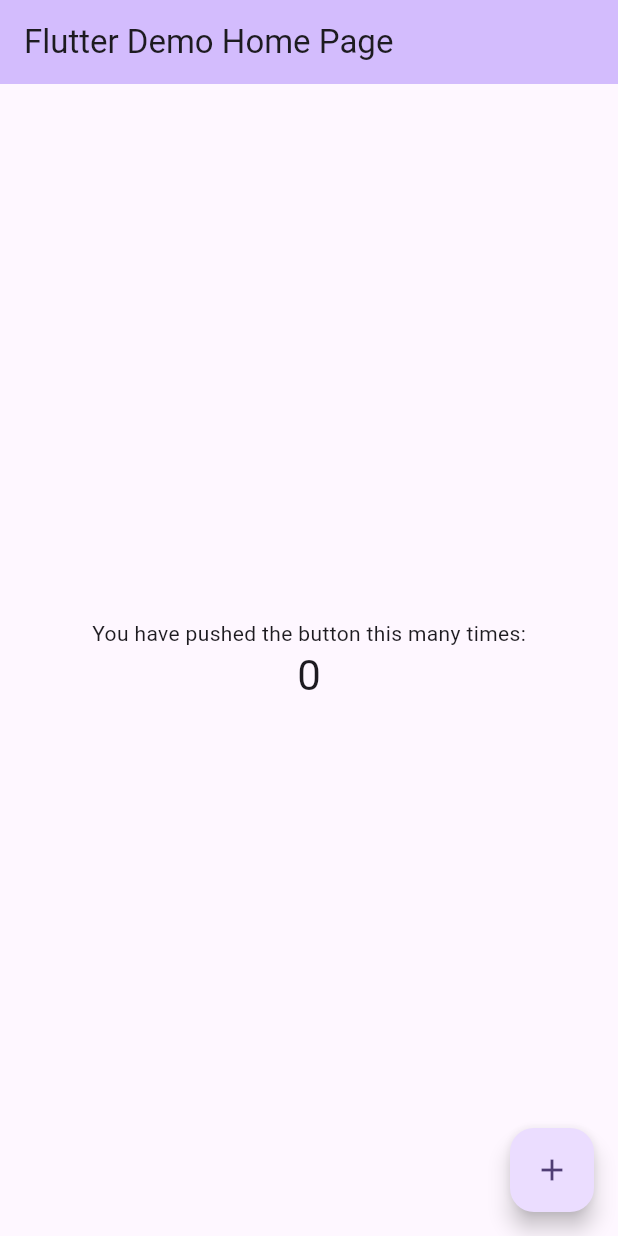
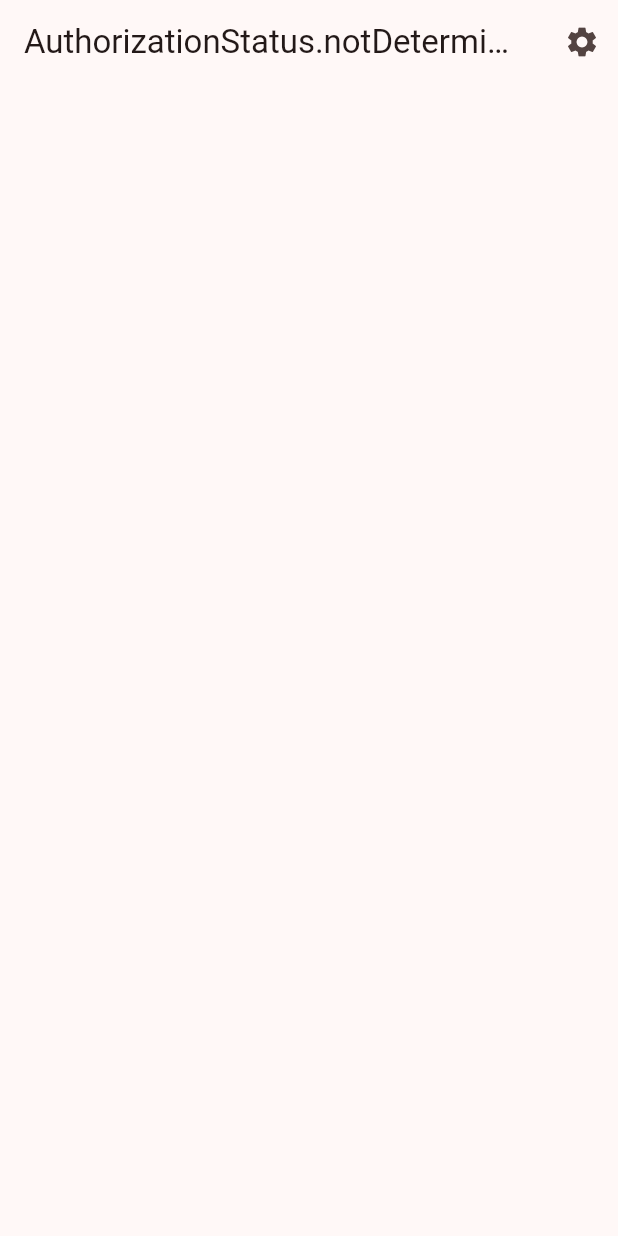
Before and after one commit to soyalexrc/flutter-push-notifications, a Flutter app: the screen it shows after launch, on a phone screen of 412 x 824 dp. Run offline on Flutter 3.47's test engine with Material 2 defaults, Android fonts, the phone set to English and light mode, and no system bars; our stand-ins replace equatable, firebase_core, firebase_messaging, flutter_bloc, go_router; accounts and stored records are empty; generated files the repository leaves out were written again.

Commit message:
:zap: latest changes

```diff
--- /dev/null
+++ b/lib/config/router/app_router.dart
@@ -0,0 +1,8 @@
+import 'package:go_router/go_router.dart';
+import 'package:push_notifications/presentation/screens/home_screen.dart';
+
+final appRouter = GoRouter(
+  routes: [
+    GoRoute(path: '/', builder: (context, state) => const HomeScreen()),
+  ]
+);
--- /dev/null
+++ b/lib/config/theme/app_theme.dart
@@ -0,0 +1,10 @@
+import 'package:flutter/material.dart';
+
+class AppTheme {
+  ThemeData getTheme() {
+    return ThemeData(
+      useMaterial3: true,
+      colorSchemeSeed: Colors.red
+    );
+  }
+}
--- a/lib/main.dart
+++ b/lib/main.dart
@@ -1,7 +1,20 @@
 import 'package:flutter/material.dart';
+import 'package:flutter_bloc/flutter_bloc.dart';
+import 'package:push_notifications/config/router/app_router.dart';
+import 'package:push_notifications/config/theme/app_theme.dart';
+import 'package:push_notifications/presentation/blocs/notifications/notifications_bloc.dart';
 
-void main() {
-  runApp(const MyApp());
+void main() async {
+  WidgetsFlutterBinding.ensureInitialized();
+  await NotificationsBloc.initializeFCM();
+  runApp(
+      MultiBlocProvider(
+          providers: [
+            BlocProvider(create: (_) => NotificationsBloc())
+          ],
+          child: const MyApp()
+      )
+  );
 }
 
 class MyApp extends StatelessWidget {
@@ -10,116 +23,11 @@ class MyApp extends StatelessWidget {
   // This widget is the root of your application.
   @override
   Widget build(BuildContext context) {
-    return MaterialApp(
+    return MaterialApp.router(
+      debugShowCheckedModeBanner: false,
       title: 'Flutter Demo',
-      theme: ThemeData(
-        // This is the theme of your application.
-        //
-        // TRY THIS: Try running your application with "flutter run". You'll see
-        // the application has a blue toolbar. Then, without quitting the app,
-        // try changing the seedColor in the colorScheme below to Colors.green
-        // and then invoke "hot reload" (save your changes or press the "hot
-        // reload" button in a Flutter-supported IDE, or press "r" if you used
-        // the command line to start the app).
-        //
-        // Notice that the counter didn't reset back to zero; the application
-        // state is not lost during the reload. To reset the state, use hot
-        // restart instead.
-        //
-        // This works for code too, not just values: Most code changes can be
-        // tested with just a hot reload.
-        colorScheme: ColorScheme.fromSeed(seedColor: Colors.deepPurple),
-        useMaterial3: true,
-      ),
-      home: const MyHomePage(title: 'Flutter Demo Home Page'),
+      theme: AppTheme().getTheme(),
+      routerConfig: appRouter,
     );
   }
 }
-
-class MyHomePage extends StatefulWidget {
-  const MyHomePage({super.key, required this.title});
-
-  // This widget is the home page of your application. It is stateful, meaning
-  // that it has a State object (defined below) that contains fields that affect
-  // how it looks.
-
-  // This class is the configuration for the state. It holds the values (in this
-  // case the title) provided by the parent (in this case the App widget) and
-  // used by the build method of the State. Fields in a Widget subclass are
-  // always marked "final".
-
-  final String title;
-
-  @override
-  State<MyHomePage> createState() => _MyHomePageState();
-}
-
-class _MyHomePageState extends State<MyHomePage> {
-  int _counter = 0;
-
-  void _incrementCounter() {
-    setState(() {
-      // This call to setState tells the Flutter framework that something has
-      // changed in this State, which causes it to rerun the build method below
-      // so that the display can reflect the updated values. If we changed
-      // _counter without calling setState(), then the build method would not be
-      // called again, and so nothing would appear to happen.
-      _counter++;
-    });
-  }
-
-  @override
-  Widget build(BuildContext context) {
-    // This method is rerun every time setState is called, for instance as done
-    // by the _incrementCounter method above.
-    //
-    // The Flutter framework has been optimized to make rerunning build methods
-    // fast, so that you can just rebuild anything that needs updating rather
-    // than having to individually change instances of widgets.
-    return Scaffold(
-      appBar: AppBar(
-        // TRY THIS: Try changing the color here to a specific color (to
-        // Colors.amber, perhaps?) and trigger a hot reload to see the AppBar
-        // change color while the other colors stay the same.
-        backgroundColor: Theme.of(context).colorScheme.inversePrimary,
-        // Here we take the value from the MyHomePage object that was created by
-        // the App.build method, and use it to set our appbar title.
-        title: Text(widget.title),
-      ),
-      body: Center(
-        // Center is a layout widget. It takes a single child and positions it
-        // in the middle of the parent.
-        child: Column(
-          // Column is also a layout widget. It takes a list of children and
-          // arranges them vertically. By default, it sizes itself to fit its
-          // children horizontally, and tries to be as tall as its parent.
-          //
-          // Column has various properties to control how it sizes itself and
-          // how it positions its children. Here we use mainAxisAlignment to
-          // center the children vertically; the main axis here is the vertical
-          // axis because Columns are vertical (the cross axis would be
-          // horizontal).
-          //
-          // TRY THIS: Invoke "debug painting" (choose the "Toggle Debug Paint"
-          // action in the IDE, or press "p" in the console), to see the
-          // wireframe for each widget.
-          mainAxisAlignment: MainAxisAlignment.center,
-          children: <Widget>[
-            const Text(
-              'You have pushed the button this many times:',
-            ),
-            Text(
-              '$_counter',
-              style: Theme.of(context).textTheme.headlineMedium,
-            ),
-          ],
-        ),
-      ),
-      floatingActionButton: FloatingActionButton(
-        onPressed: _incrementCounter,
-        tooltip: 'Increment',
-        child: const Icon(Icons.add),
-      ), // This trailing comma makes auto-formatting nicer for build methods.
-    );
-  }
-}
--- /dev/null
+++ b/lib/presentation/blocs/notifications/notifications_bloc.dart
@@ -0,0 +1,43 @@
+import 'dart:async';
+
+import 'package:firebase_core/firebase_core.dart';
+import 'package:flutter_bloc/flutter_bloc.dart';
+import 'package:equatable/equatable.dart';
+import 'package:firebase_messaging/firebase_messaging.dart';
+import 'package:push_notifications/firebase_options.dart';
+
+part 'notifications_event.dart';
+
+part 'notifications_state.dart';
+
+class NotificationsBloc extends Bloc<NotificationsEvent, NotificationsState> {
+  FirebaseMessaging messaging = FirebaseMessaging.instance;
+
+  static Future<void> initializeFCM() async {
+    await Firebase.initializeApp(
+        options: DefaultFirebaseOptions.currentPlatform);
+  }
+
+  NotificationsBloc() : super(const NotificationsState()) {
+    on<NotificationStatusChanged>(_notificationsStatusChanged);
+  }
+
+  void _notificationsStatusChanged(
+      NotificationStatusChanged event, Emitter<NotificationsState> emit) {
+    emit(state.copyWith(status: event.status));
+  }
+
+  void requestPermission() async {
+    NotificationSettings settings = await messaging.requestPermission(
+        alert: true,
+        announcement: false,
+        badge: true,
+        carPlay: false,
+        criticalAlert: false,
+        provisional: false,
+        sound: true
+    );
+
+    add(NotificationStatusChanged(settings.authorizationStatus));
+  }
+}
--- /dev/null
+++ b/lib/presentation/blocs/notifications/notifications_event.dart
@@ -0,0 +1,11 @@
+part of 'notifications_bloc.dart';
+
+class NotificationsEvent {
+  const NotificationsEvent();
+}
+
+class NotificationStatusChanged extends NotificationsEvent {
+  final AuthorizationStatus status;
+
+  NotificationStatusChanged(this.status);
+}
--- /dev/null
+++ b/lib/presentation/blocs/notifications/notifications_state.dart
@@ -0,0 +1,25 @@
+part of 'notifications_bloc.dart';
+
+class NotificationsState extends Equatable {
+
+final AuthorizationStatus status;
+
+final List<dynamic> notifications;
+
+const NotificationsState({
+  this.status = AuthorizationStatus.notDetermined,
+  this.notifications  = const[]
+});
+
+NotificationsState copyWith({
+  AuthorizationStatus? status,
+  List<dynamic>? notifications
+}) => NotificationsState(
+  status: status ?? this.status,
+  notifications: notifications ?? this.notifications
+);
+
+  @override
+  List<Object?> get props => [];
+
+}
--- /dev/null
+++ b/lib/presentation/screens/home_screen.dart
@@ -0,0 +1,41 @@
+import 'package:flutter/material.dart';
+import 'package:flutter_bloc/flutter_bloc.dart';
+import 'package:push_notifications/presentation/blocs/notifications/notifications_bloc.dart';
+
+class HomeScreen extends StatelessWidget {
+  const HomeScreen({Key? key}) : super(key: key);
+
+  @override
+  Widget build(BuildContext context) {
+    return Scaffold(
+      appBar: AppBar(
+        title: context.select(
+            (NotificationsBloc bloc) => Text('${bloc.state.status}')
+        ),
+        actions: [
+          IconButton(
+            onPressed: () {
+              context.read<NotificationsBloc>().requestPermission();
+            },
+            icon: Icon(Icons.settings),
+          )
+        ],
+      ),
+      body: const _HomeView(),
+    );
+  }
+}
+
+class _HomeView extends StatelessWidget {
+  const _HomeView({Key? key}) : super(key: key);
+
+  @override
+  Widget build(BuildContext context) {
+    return ListView.builder(
+      itemCount: 1,
+      itemBuilder: (context, index) {
+        return ListTile();
+      },
+    );
+  }
+}
--- a/pubspec.yaml
+++ b/pubspec.yaml
@@ -35,6 +35,11 @@ dependencies:
   # The following adds the Cupertino Icons font to your application.
   # Use with the CupertinoIcons class for iOS style icons.
   cupertino_icons: ^1.0.2
+  go_router: ^10.0.0
+  equatable: ^2.0.5
+  flutter_bloc: ^8.1.3
+  firebase_messaging: ^14.6.5
+  firebase_core: ^2.15.0
 
 dev_dependencies:
   flutter_test:
```
Also changed, not shown: pubspec.lock, 17 other files.
